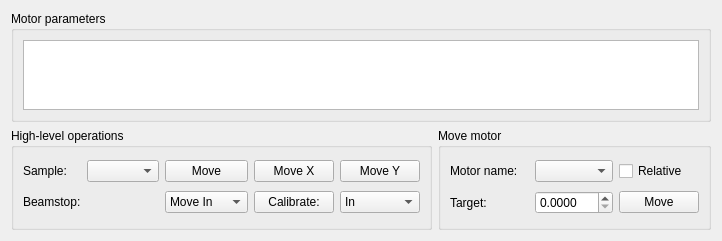
Qt form cct/qtgui/devices/motor/motorview/motorview.ui (awacha/cct) before a commit.
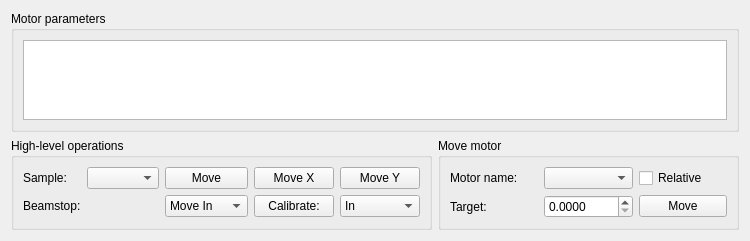
The same form after that commit. Icons and pictures are not drawn.

Diff of the .ui file:
```diff
--- a/cct/qtgui/devices/motor/motorview/motorview.ui
+++ b/cct/qtgui/devices/motor/motorview/motorview.ui
@@ -6,7 +6,7 @@
    <rect>
     <x>0</x>
     <y>0</y>
-    <width>722</width>
+    <width>750</width>
     <height>241</height>
    </rect>
   </property>
@@ -20,6 +20,12 @@
   <layout class="QVBoxLayout" name="verticalLayout">
    <item>
     <widget class="QGroupBox" name="groupBox">
+     <property name="sizePolicy">
+      <sizepolicy hsizetype="Preferred" vsizetype="Preferred">
+       <horstretch>0</horstretch>
+       <verstretch>1</verstretch>
+      </sizepolicy>
+     </property>
      <property name="title">
       <string>Motor parameters</string>
      </property>
```
